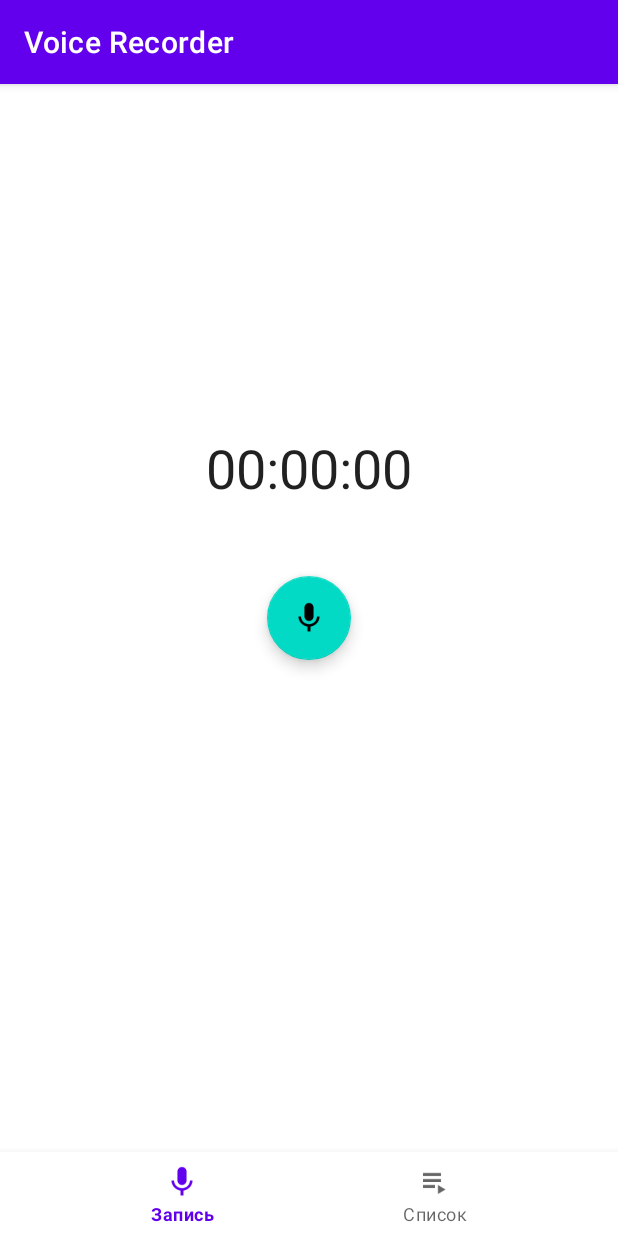
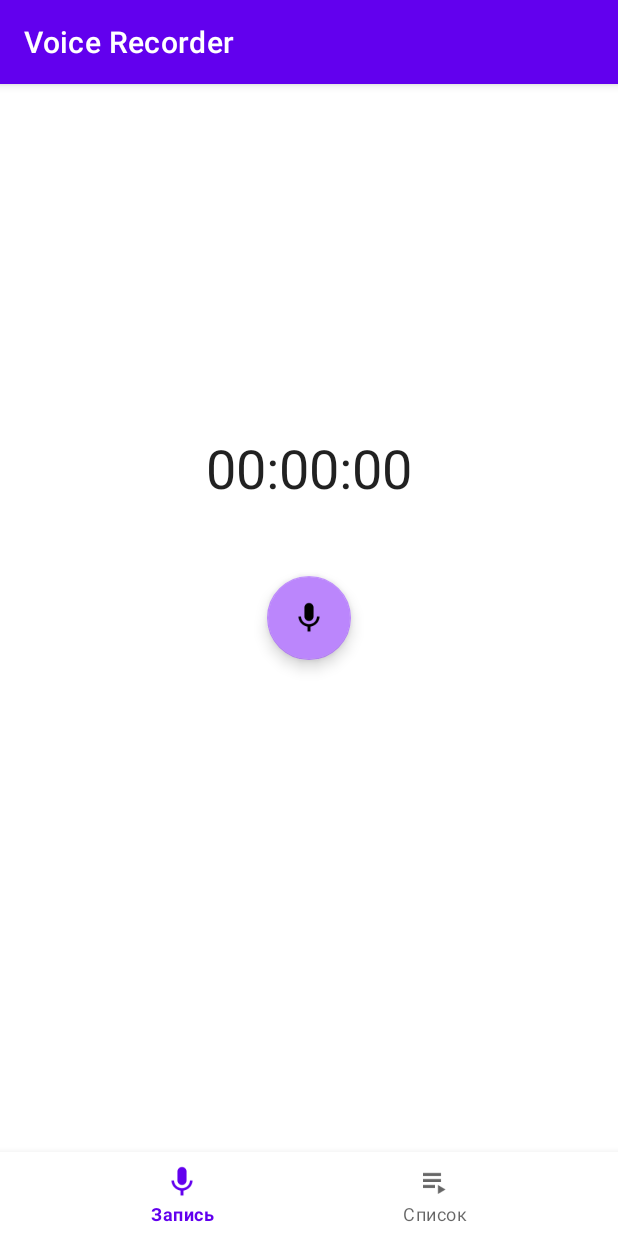
Before and after one commit to AdamEvg/VoiceRecorder, an Android app: the screen it shows after launch (MainActivity), on a phone screen of 412 x 824 dp. Run offline under Robolectric (Android 15) with nearby library versions, the phone set to English and light mode, and no system bars; our stand-ins replace Room's generated code, data binding, navigation-ui.

Commit message:
Add values-en and some fix in layouts

```diff
--- a/app/src/main/res/layout/fragment_list_record.xml
+++ b/app/src/main/res/layout/fragment_list_record.xml
@@ -4,7 +4,6 @@
     xmlns:tools="http://schemas.android.com/tools">
 
     <data>
-
         <variable
             name="listRecordViewModel"
             type="com.voicerecorder.listRecord.ListRecordViewModel" />
--- a/app/src/main/res/layout/remove_fragment.xml
+++ b/app/src/main/res/layout/remove_fragment.xml
@@ -3,11 +3,7 @@
     xmlns:tools="http://schemas.android.com/tools"
     android:layout_width="match_parent"
     android:layout_height="match_parent"
-    tools:context=".removeDialog.RemoveFragment">
+    tools:context=".removeDialog.RemoveDialogFragment">
 
-    <TextView
-        android:layout_width="match_parent"
-        android:layout_height="match_parent"
-        android:text="Hello" />
 
 </FrameLayout>
--- a/app/src/main/res/values/colors.xml
+++ b/app/src/main/res/values/colors.xml
@@ -3,7 +3,7 @@
     <color name="purple_200">#FFBB86FC</color>
     <color name="purple_500">#FF6200EE</color>
     <color name="purple_700">#FF3700B3</color>
-    <color name="teal_200">#FF03DAC5</color>
+    <color name="teal_200">#FFBB86FC</color>
     <color name="teal_700">#FF018786</color>
     <color name="black">#FF000000</color>
     <color name="white">#FFFFFFFF</color>
--- a/app/src/main/res/values/strings.xml
+++ b/app/src/main/res/values/strings.xml
@@ -1,23 +1,23 @@
 <resources>
-    <string name="app_name">Voice Recorder</string>
-    <string name="records_list">Список</string>
-    <string name="records">Запись</string>
+    <string name="app_name" translatable="false">Voice Recorder</string>
+    <string name="records_list" >Список</string>
+    <string name="records" >Запись</string>
     <string name="record_fragment">RecordFragment</string>
     <string name="list_fragment">ListFragment</string>
 
-    <string name="default_file_name">Запись</string>
-    <string name="toast_recording_finish">Запись сохранена</string>
-    <string name="notification_recording">Идет запись…</string>
-    <string name="toast_recording_start">Запись началась</string>
-    <string name="file_is_not_exist_text">Аудиофайл не найден</string>
-    <string name="file_deleted_text">Аудиофайл успешно удален</string>
-    <string name="dialog_title_delete">Подтвердите удаление</string>
-    <string name="dialog_text_delete">Удалить эту запись?</string>
-    <string name="dialog_action_yes">Да</string>
-    <string name="dialog_action_no">Нет</string>
+    <string name="default_file_name" >Запись</string>
+    <string name="toast_recording_finish" >Запись сохранена</string>
+    <string name="notification_recording" >Идет запись…</string>
+    <string name="toast_recording_start" >Запись началась</string>
+    <string name="file_is_not_exist_text" >Аудиофайл не найден</string>
+    <string name="file_deleted_text" >Аудиофайл успешно удален</string>
+    <string name="dialog_title_delete" >Подтвердите удаление</string>
+    <string name="dialog_text_delete" >Удалить эту запись?</string>
+    <string name="dialog_action_yes" >Да</string>
+    <string name="dialog_action_no" >Нет</string>
 
 
-    <string name="toast_recording_permissions">Без разрешения запись невозможна</string>
+    <string name="toast_recording_permissions" >Без разрешения запись невозможна</string>
     <string name="notification_channel_id" translatable="false">RecordServiceA</string>
-    <string name="notification_channel_name" translatable="true">RecorderA</string>
+    <string name="notification_channel_name" translatable="false">RecorderA</string>
 </resources>
```
Also changed, not shown: 1 other file.
